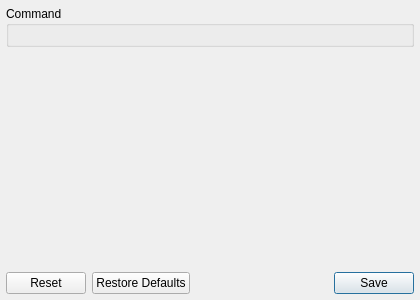
testmana2/mks, file v2/branches/dev/monkey/src/pluginsmanager/ui/UICLIToolSettings.ui: the form before one commit.
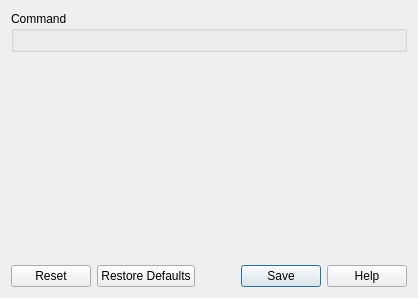
The form after the commit. Custom widgets are drawn as their Qt base class.

Commit message: Use CommandEditor. Add help button.

```diff
--- a/v2/branches/dev/monkey/src/pluginsmanager/ui/UICLIToolSettings.ui
+++ b/v2/branches/dev/monkey/src/pluginsmanager/ui/UICLIToolSettings.ui
@@ -6,20 +6,14 @@
    <rect>
     <x>0</x>
     <y>0</y>
-    <width>420</width>
-    <height>300</height>
+    <width>418</width>
+    <height>298</height>
    </rect>
   </property>
   <property name="windowTitle">
    <string>Interpreter Settings</string>
   </property>
   <layout class="QVBoxLayout" name="verticalLayout_2">
-   <property name="spacing">
-    <number>6</number>
-   </property>
-   <property name="margin">
-    <number>6</number>
-   </property>
    <item>
     <widget class="QGroupBox" name="gbBuildCommand">
      <property name="title">
@@ -48,7 +42,7 @@
    <item>
     <widget class="QDialogButtonBox" name="dbbButtons">
      <property name="standardButtons">
-      <set>QDialogButtonBox::Reset|QDialogButtonBox::RestoreDefaults|QDialogButtonBox::Save</set>
+      <set>QDialogButtonBox::Help|QDialogButtonBox::Reset|QDialogButtonBox::RestoreDefaults|QDialogButtonBox::Save</set>
      </property>
     </widget>
    </item>
```
The commit also changes 2 other files.
